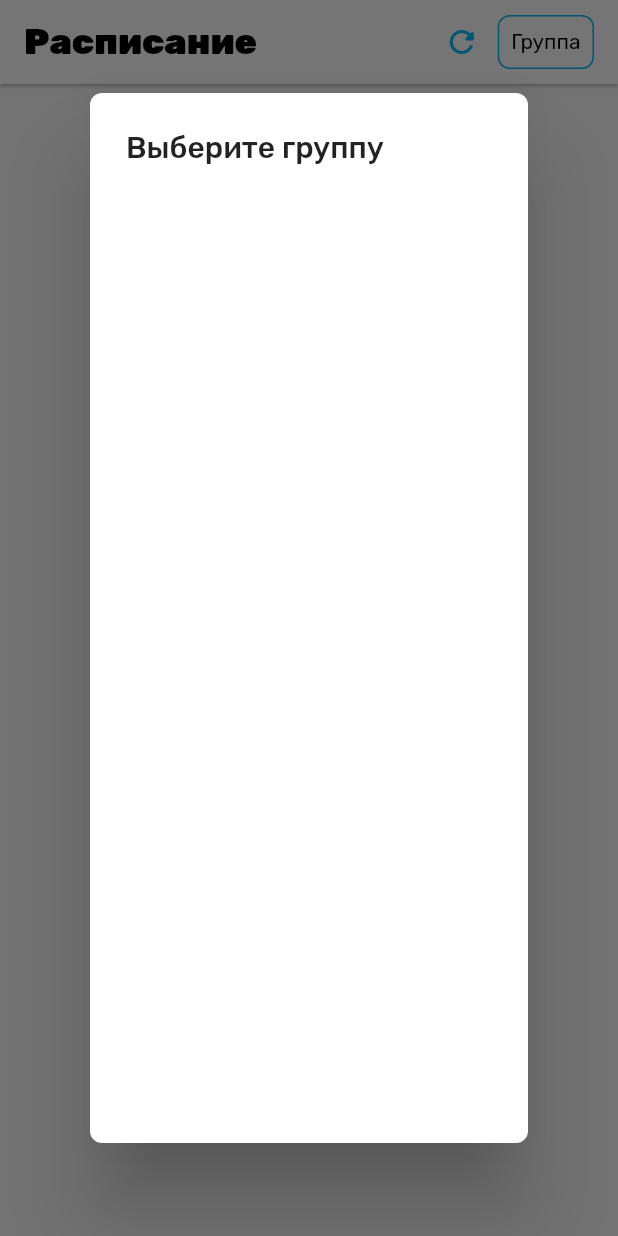
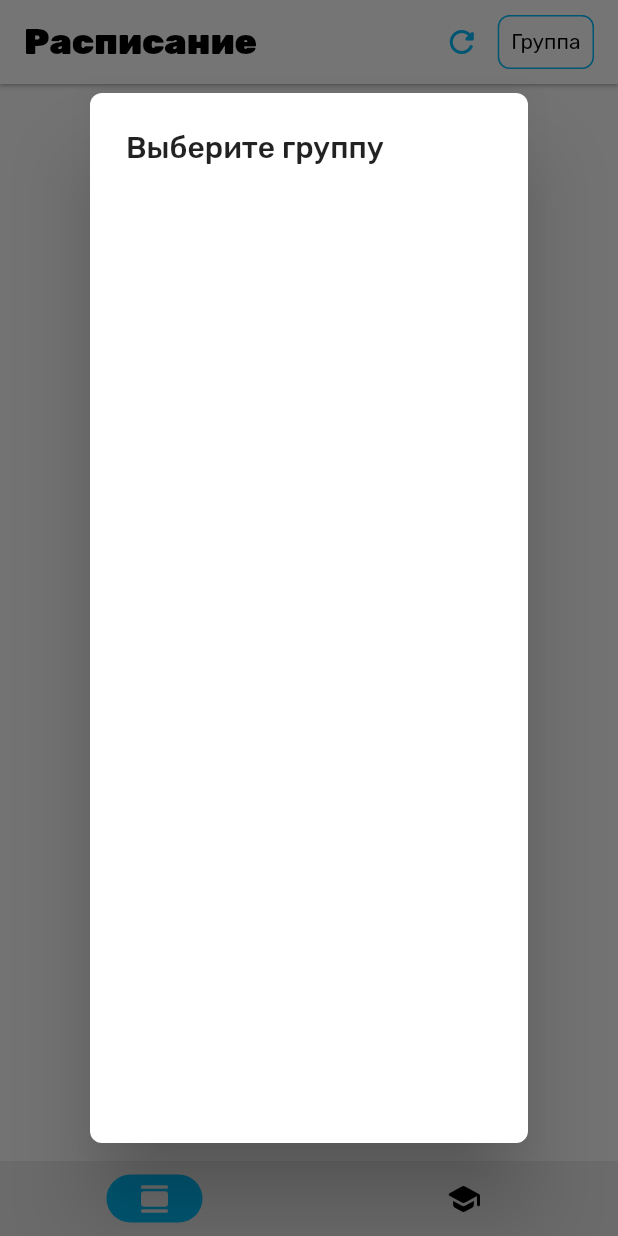
Before and after one commit to psrar/mtkp_space_client, a Flutter app: the screen it shows after launch, after a tap on "Группа", on a phone screen of 412 x 824 dp. Run offline on Flutter 3.47's test engine with Material 2 defaults, Android fonts, the phone set to English and light mode, and no system bars; our stand-ins replace auto_size_text, connectivity_plus, google_fonts, jiffy, supabase, tuple; accounts and stored records are empty; statements that could not run were skipped.

Commit message:
Исправлена работа в условиях плохого Интернет-соединения

```diff
--- a/lib/main.dart
+++ b/lib/main.dart
@@ -17,7 +17,8 @@ class MyApp extends StatelessWidget {
 
   @override
   Widget build(BuildContext context) {
-    final font = GoogleFonts.rubik();
+    final _font = GoogleFonts.rubik();
+    const Color _primaryColor = Color(0xFF00bbf9);
 
     return MaterialApp(
       debugShowCheckedModeBanner: false,
@@ -25,12 +26,17 @@ class MyApp extends StatelessWidget {
       theme: ThemeData(
           appBarTheme: const AppBarTheme(
               color: Colors.white, foregroundColor: Colors.black, elevation: 1),
-          primaryColorLight: const Color(0xFF00bbf9),
+          primaryColorLight: _primaryColor,
+          scaffoldBackgroundColor: const Color(0xFFfafafa),
+          navigationBarTheme: const NavigationBarThemeData(
+              indicatorColor: _primaryColor,
+              height: 50,
+              labelBehavior: NavigationDestinationLabelBehavior.alwaysHide),
           textTheme: TextTheme(
-              headline6: font,
-              headline5: font,
-              bodyText2: font,
-              button: font.copyWith(color: Colors.black, fontSize: 16))),
+              headline6: _font,
+              headline5: _font,
+              bodyText2: _font,
+              button: _font.copyWith(color: Colors.black, fontSize: 16))),
     );
   }
 }
--- a/lib/main_screen.dart
+++ b/lib/main_screen.dart
@@ -9,8 +9,32 @@ class MainScreen extends StatefulWidget {
 }
 
 class _MainScreenState extends State<MainScreen> {
+  int _selectedScreen = 0;
+
   @override
   Widget build(BuildContext context) {
-    return const OverviewPage();
+    return Scaffold(
+      body: const OverviewPage(),
+      bottomNavigationBar: NavigationBar(
+          selectedIndex: _selectedScreen,
+          onDestinationSelected: (value) =>
+              setState(() => _selectedScreen = value),
+          destinations: [
+            NavigationDestination(
+                icon: const Icon(Icons.calendar_view_day_rounded),
+                selectedIcon: Icon(
+                  Icons.calendar_view_day_rounded,
+                  color: Colors.grey.shade200,
+                ),
+                label: 'Расписание'),
+            NavigationDestination(
+                icon: const Icon(Icons.school_rounded),
+                selectedIcon: Icon(
+                  Icons.school_rounded,
+                  color: Colors.grey.shade200,
+                ),
+                label: 'Преподаватели')
+          ]),
+    );
   }
 }
--- a/lib/overview_page.dart
+++ b/lib/overview_page.dart
@@ -1,7 +1,6 @@
 import 'dart:developer';
 
 import 'package:auto_size_text/auto_size_text.dart';
-import 'package:connectivity_plus/connectivity_plus.dart';
 import 'package:diary/caching.dart' as caching;
 import 'package:diary/database/database_interface.dart';
 import 'package:diary/models.dart';
@@ -56,9 +55,8 @@ class _OverviewPageState extends State<OverviewPage> {
     _selectedDay = date.day;
     _selectedMonth = Month.all[date.month - 1];
     _selectedWeek = Jiffy(date).week;
-    tryLoadCache().whenComplete(() => setState(() {}));
-    _requestGroups();
-    _requestReplacements(_selectedGroup, 2).whenComplete(() => setState(() {}));
+
+    initialization();
   }
 
   @override
@@ -90,21 +88,40 @@ class _OverviewPageState extends State<OverviewPage> {
           child: Column(
         mainAxisAlignment: MainAxisAlignment.center,
         children: [
-          Text(
-              _selectedReplacement == null
+          _lastReplacements == DateTime(0)
+              ? Column(children: const [
+                  Text('Мы загружаем ваши замены'),
+                  SizedBox(height: 8),
+                  CircularProgressIndicator(),
+                  SizedBox(height: 8)
+                ])
+              : Text(
+                  _lastReplacements == null
+                      ? 'Не удалось получить замены'
+                      : _selectedReplacement == null
                           ? 'Замен на этот день не обнаружено'
                           : 'Для вашей группы нет замен на этот день',
                   style: const TextStyle(fontSize: 16)),
-          const SizedBox(height: 10),
+          const SizedBox(height: 12),
           layout.ColoredTextButton(
-            text: 'Можете проверить самостоятельно',
+            text: 'Проверить самостоятельно',
             onPressed: () async =>
                 await url_launcher.launch('https://vk.com/mtkp_bmstu'),
             foregroundColor: Colors.black87,
             boxColor: Colors.red,
             splashColor: Colors.red,
             outlined: true,
-          )
+          ),
+          const SizedBox(height: 12),
+          layout.ColoredTextButton(
+            text: 'Попробовать снова',
+            onPressed: () => layout.checkInternetConnection(
+                context, () => _requestReplacements(_selectedGroup, 2)),
+            foregroundColor: Colors.black87,
+            boxColor: Colors.orange,
+            splashColor: Colors.orange,
+            outlined: true,
+          ),
         ],
       ));
     } else {
@@ -124,13 +141,18 @@ class _OverviewPageState extends State<OverviewPage> {
 
     final _updateAction = IconButton(
         splashRadius: 18,
-        onPressed: () {
-          setState(() => weekShedule = null);
+        onPressed: () async {
+          layout.checkInternetConnection(context, () {
+            setState(() {
+              weekShedule = null;
+              _replacements = Replacements(null);
+            });
             Future.wait([
               _requestShedule(_selectedGroup),
               _requestReplacements(_selectedGroup, 2),
               _requestGroups()
             ]).whenComplete(() => setState(() {}));
+          });
         },
         icon: Icon(
           Icons.refresh_rounded,
@@ -145,15 +167,19 @@ class _OverviewPageState extends State<OverviewPage> {
           layout.GroupSelector(
             selectedGroup: _selectedGroup,
             options: entryOptions,
-            callback: (value) => setState(() {
+            callback: (value) {
+              layout.checkInternetConnection(context, () async {
+                setState(() {
                   weekShedule = null;
                   _replacements = Replacements(null);
                   _selectedGroup = value;
-              Future.wait([
+                });
+                await Future.wait([
                   _requestShedule(_selectedGroup),
                   _requestReplacements(_selectedGroup, 2)
                 ]).whenComplete(() => setState(() {}));
-            }),
+              });
+            },
           ),
         ],
       ),
@@ -291,13 +317,24 @@ class _OverviewPageState extends State<OverviewPage> {
     );
   }
 
+  void initialization() async {
+    await tryLoadCache();
+
+    await layout.checkInternetConnection(context, () async {
+      await _requestGroups();
+      await _requestReplacements(_selectedGroup, 2);
+    });
+  }
+
   Future<void> tryLoadCache() async {
     if (!kIsWeb) {
-      await caching.loadWeekShedule().then((value) async {
+      await caching.loadWeekShedule().then((value) {
         if (value != null) {
+          setState(() {
             _selectedGroup = value.item1;
             timetable = value.item2;
             weekShedule = value.item3;
+          });
         }
       });
     }
@@ -305,29 +342,18 @@ class _OverviewPageState extends State<OverviewPage> {
 
   Future<void> _requestGroups() async {
     try {
-      await Connectivity().checkConnectivity().then((value) async {
-        if (value != ConnectivityResult.none) {
       await DatabaseWorker.currentDatabaseWorker!
           .getAllGroups()
           .then((value) => entryOptions = value);
-        } else {
-          if (weekShedule == null) {
-            layout.showTextSnackBar(
-                context, 'Вы не в сети. Не удаётся загрузить данные.', 2000);
-          }
-        }
-      });
     } catch (e) {
       layout.showTextSnackBar(
-          context, 'Не удаётся загрузить данные.\n${e.toString()}', 2000);
+          context, 'Не удаётся загрузить данные о группах.', 2000);
     }
   }
 
   Future<void> _requestShedule(String group) async {
     if (group != 'Группа') {
       try {
-        await Connectivity().checkConnectivity().then((value) async {
-          if (value != ConnectivityResult.none) {
         await DatabaseWorker.currentDatabaseWorker!
             .getShedule(group)
             .then((value) {
@@ -359,9 +385,7 @@ class _OverviewPageState extends State<OverviewPage> {
             down.add(lessons);
           }
 
-              DatabaseWorker.currentDatabaseWorker!
-                  .getTimeshedule()
-                  .then((value) {
+          DatabaseWorker.currentDatabaseWorker!.getTimeshedule().then((value) {
             if (value.length == 6) {
               var times = <List<String>>[];
               for (var i = 0; i < 6; i++) {
@@ -375,16 +399,13 @@ class _OverviewPageState extends State<OverviewPage> {
                   Time(times[4][0], times[4][1]),
                   Time(times[5][0], times[5][1]));
             }
-                weekShedule = WeekShedule(Tuple3(timetable, up, down));
+            setState(
+                () => weekShedule = WeekShedule(Tuple3(timetable, up, down)));
+
             if (weekShedule != null && !kIsWeb) {
               caching.saveWeekshedule(_selectedGroup, weekShedule!);
             }
           });
-            });
-          } else {
-            layout.showTextSnackBar(
-                context, 'Вы не в сети. Не удаётся загрузить данные.', 2000);
-          }
         });
       } catch (e) {
         log(e.toString());
@@ -393,18 +414,15 @@ class _OverviewPageState extends State<OverviewPage> {
   }
 
   Future<void> _requestReplacements(String group, int rangeFromToday) async {
-    await Connectivity().checkConnectivity().then((value) async {
-      if (value != ConnectivityResult.none) {
+    setState(() => _lastReplacements = DateTime(0));
     var dates = [
-          for (var i = 1; i <= rangeFromToday; i++)
-            now.subtract(Duration(days: i)),
+      for (var i = 1; i <= rangeFromToday; i++) now.subtract(Duration(days: i)),
       now,
       now.add(const Duration(days: 1))
     ];
     if (group != 'Группа') {
       Map<SimpleDate, List<PairModel?>?>? results = {};
-          var nextDay =
-              SimpleDate.fromDateTime(now.add(const Duration(days: 1)));
+      var nextDay = SimpleDate.fromDateTime(now.add(const Duration(days: 1)));
       for (var element in dates) {
         var date = SimpleDate.fromDateTime(element);
         var res = await DatabaseWorker.currentDatabaseWorker!
@@ -412,29 +430,26 @@ class _OverviewPageState extends State<OverviewPage> {
         if ((date.isToday || date == nextDay) &&
             res.item1 != null &&
             res.item1 != '') {
+          setState(() => _lastReplacements = null);
           layout.showTextSnackBar(
               context,
-                  'Не удалось получить замены. Рекомендуем узнать их вручную.\n' +
-                      res.item1!,
+              'Не удалось получить замены. Узнайте их вручную.\n' + res.item1!,
               6000);
         } else if (res.item2 != null) {
           results.addAll(res.item2!);
         }
       }
 
+      setState(() {
         _replacements = Replacements(results);
         _lastReplacements = DateTime.now();
         if (_replacements
                 .getReplacement(SimpleDate(_selectedDay, _selectedMonth))
                 ?.item2 !=
             null) {
-            setState(() => _replacementSelected = true);
-          }
-        }
-      } else {
-        layout.showTextSnackBar(context,
-            'Вы не в сети. Не удаётся загрузить данные о заменах.', 2000);
+          _replacementSelected = true;
         }
       });
     }
   }
+}
--- a/lib/widgets/layout.dart
+++ b/lib/widgets/layout.dart
@@ -1,6 +1,7 @@
 // ignore_for_file: file_names
 
 import 'package:animations/animations.dart';
+import 'package:connectivity_plus/connectivity_plus.dart';
 import 'package:diary/models.dart';
 import 'package:flutter/material.dart';
 import 'package:jiffy/jiffy.dart';
@@ -267,6 +268,17 @@ class ColoredTextButton extends StatelessWidget {
   }
 }
 
+Future<bool> checkInternetConnection(
+    BuildContext context, Function func) async {
+  var result = await Connectivity().checkConnectivity();
+  if (result != ConnectivityResult.none) {
+    func.call();
+  } else {
+    showTextSnackBar(context, 'Вы не подключены к сети', 1000);
+  }
+  return result != ConnectivityResult.none;
+}
+
 showTextSnackBar(BuildContext context, String text, int milliseconds) {
   ScaffoldMessenger.of(context).showSnackBar(SnackBar(
     content: Text(text),
```
Lines whose indentation alone changed are shown as unchanged.
